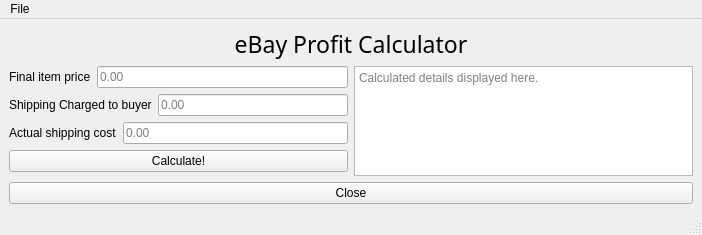
Before: the Qt Designer form calcwindow.ui in bytePro17124/eBayFeeCalculator, drawn with Qt 5.
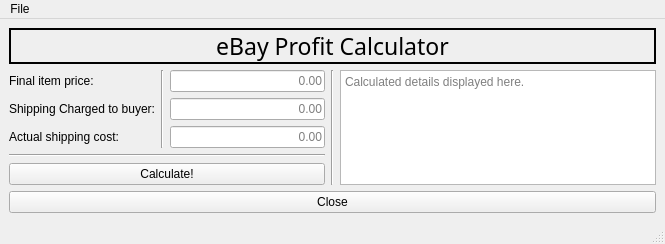
After: the same form once the commit is applied.

The edit to the form file:
```diff
--- a/calcwindow.ui
+++ b/calcwindow.ui
@@ -6,17 +6,17 @@
    <rect>
     <x>0</x>
     <y>0</y>
-    <width>702</width>
-    <height>235</height>
+    <width>665</width>
+    <height>244</height>
    </rect>
   </property>
   <property name="windowTitle">
    <string>MainWindow</string>
   </property>
   <widget class="QWidget" name="centralwidget">
-   <layout class="QVBoxLayout" name="verticalLayout_4">
+   <layout class="QVBoxLayout" name="verticalLayout_5">
     <item>
-     <layout class="QVBoxLayout" name="verticalLayout_3">
+     <layout class="QVBoxLayout" name="verticalLayout_4">
       <item>
        <widget class="QLabel" name="label_4">
         <property name="font">
@@ -25,6 +25,9 @@
           <pointsize>17</pointsize>
          </font>
         </property>
+        <property name="frameShape">
+         <enum>QFrame::WinPanel</enum>
+        </property>
         <property name="text">
          <string>eBay Profit Calculator</string>
         </property>
@@ -34,92 +37,133 @@
        </widget>
       </item>
       <item>
-       <layout class="QVBoxLayout" name="verticalLayout_2">
+       <layout class="QHBoxLayout" name="horizontalLayout_2">
         <item>
-         <layout class="QHBoxLayout" name="horizontalLayout_4">
+         <layout class="QVBoxLayout" name="verticalLayout_3">
           <item>
-           <layout class="QVBoxLayout" name="verticalLayout">
+           <layout class="QHBoxLayout" name="horizontalLayout">
             <item>
-             <layout class="QHBoxLayout" name="horizontalLayout">
+             <layout class="QVBoxLayout" name="verticalLayout">
               <item>
                <widget class="QLabel" name="label">
+                <property name="font">
+                 <font>
+                  <pointsize>9</pointsize>
+                 </font>
+                </property>
                 <property name="text">
-                 <string>Final item price</string>
+                 <string>Final item price:</string>
                 </property>
                </widget>
               </item>
-              <item>
-               <widget class="QLineEdit" name="lineEdit">
-                <property name="placeholderText">
-                 <string>0.00</string>
-                </property>
-               </widget>
-              </item>
-             </layout>
-            </item>
-            <item>
-             <layout class="QHBoxLayout" name="horizontalLayout_2">
               <item>
                <widget class="QLabel" name="label_2">
+                <property name="font">
+                 <font>
+                  <pointsize>9</pointsize>
+                 </font>
+                </property>
                 <property name="text">
-                 <string>Shipping Charged to buyer</string>
+                 <string>Shipping Charged to buyer:</string>
                 </property>
                </widget>
               </item>
-              <item>
-               <widget class="QLineEdit" name="lineEdit_2">
-                <property name="placeholderText">
-                 <string>0.00</string>
-                </property>
-               </widget>
-              </item>
-             </layout>
-            </item>
-            <item>
-             <layout class="QHBoxLayout" name="horizontalLayout_3">
               <item>
                <widget class="QLabel" name="label_3">
+                <property name="font">
+                 <font>
+                  <pointsize>9</pointsize>
+                 </font>
+                </property>
                 <property name="text">
-                 <string>Actual shipping cost</string>
-                </property>
-               </widget>
-              </item>
-              <item>
-               <widget class="QLineEdit" name="lineEdit_3">
-                <property name="placeholderText">
-                 <string>0.00</string>
+                 <string>Actual shipping cost:</string>
                 </property>
                </widget>
               </item>
              </layout>
             </item>
             <item>
-             <widget class="QPushButton" name="pushButton_2">
-              <property name="text">
-               <string>Calculate!</string>
+             <widget class="Line" name="line">
+              <property name="orientation">
+               <enum>Qt::Vertical</enum>
               </property>
              </widget>
             </item>
+            <item>
+             <layout class="QVBoxLayout" name="verticalLayout_2">
+              <item>
+               <widget class="QLineEdit" name="Final_Item_Price_Field">
+                <property name="alignment">
+                 <set>Qt::AlignRight|Qt::AlignTrailing|Qt::AlignVCenter</set>
+                </property>
+                <property name="placeholderText">
+                 <string>0.00</string>
+                </property>
+               </widget>
+              </item>
+              <item>
+               <widget class="QLineEdit" name="Shipping_Charged_Field">
+                <property name="alignment">
+                 <set>Qt::AlignRight|Qt::AlignTrailing|Qt::AlignVCenter</set>
+                </property>
+                <property name="placeholderText">
+                 <string>0.00</string>
+                </property>
+               </widget>
+              </item>
+              <item>
+               <widget class="QLineEdit" name="Actual_Shipping_Cost_Field">
+                <property name="alignment">
+                 <set>Qt::AlignRight|Qt::AlignTrailing|Qt::AlignVCenter</set>
+                </property>
+                <property name="placeholderText">
+                 <string>0.00</string>
+                </property>
+               </widget>
+              </item>
+             </layout>
+            </item>
            </layout>
           </item>
           <item>
-           <widget class="QTextBrowser" name="textBrowser">
-            <property name="placeholderText">
-             <string>Calculated details displayed here.</string>
+           <widget class="Line" name="line_3">
+            <property name="orientation">
+             <enum>Qt::Horizontal</enum>
+            </property>
+           </widget>
+          </item>
+          <item>
+           <widget class="QPushButton" name="Calculate_button">
+            <property name="text">
+             <string>Calculate!</string>
             </property>
            </widget>
           </item>
          </layout>
         </item>
         <item>
-         <widget class="QPushButton" name="pushButton">
-          <property name="text">
-           <string>Close</string>
+         <widget class="Line" name="line_2">
+          <property name="orientation">
+           <enum>Qt::Vertical</enum>
+          </property>
+         </widget>
+        </item>
+        <item>
+         <widget class="QTextBrowser" name="Details_Text_Area">
+          <property name="placeholderText">
+           <string>Calculated details displayed here.</string>
           </property>
          </widget>
         </item>
        </layout>
       </item>
+      <item>
+       <widget class="QPushButton" name="Close_button">
+        <property name="text">
+         <string>Close</string>
+        </property>
+       </widget>
+      </item>
      </layout>
     </item>
    </layout>
@@ -129,7 +173,7 @@
     <rect>
      <x>0</x>
      <y>0</y>
-     <width>702</width>
+     <width>665</width>
      <height>21</height>
     </rect>
    </property>
```
